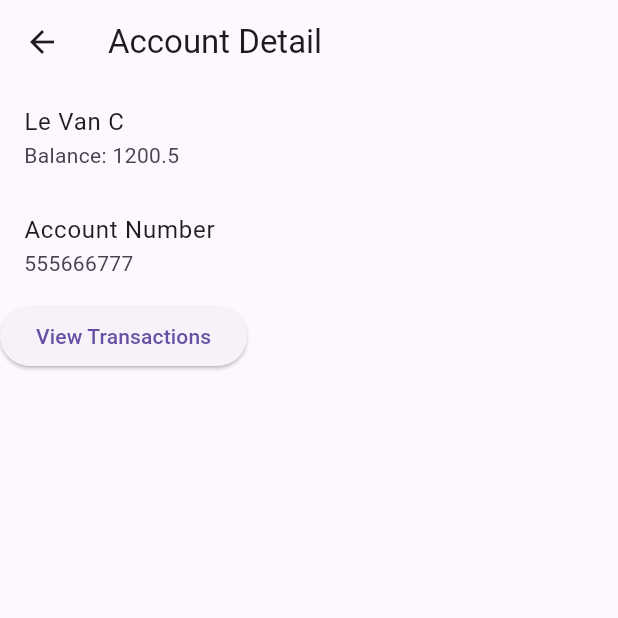
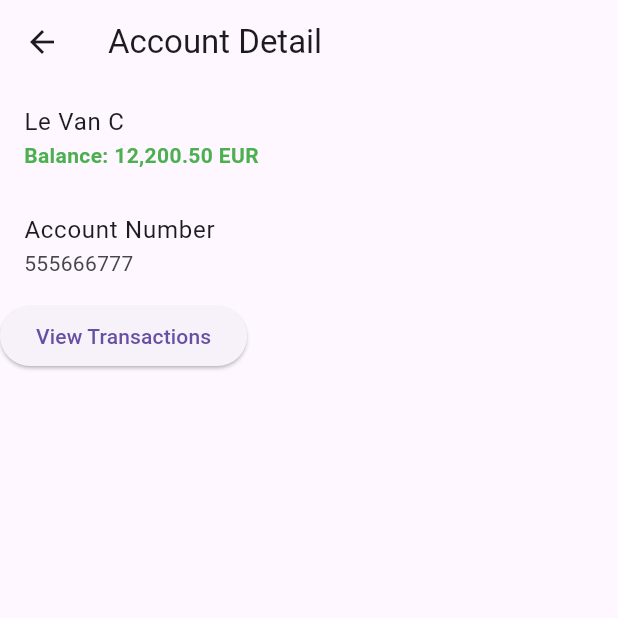
Before and after one commit to ngnam/digital_bank_container, a Flutter app: the AccountDetailScreen screen opened directly with empty values, on a phone screen of 412 x 824 dp, the top half of it. Run offline on Flutter 3.47's test engine with Material 3 defaults, Android fonts, the phone set to English and light mode, and no system bars; our stand-ins replace bloc, dio, flutter_bloc, flutter_secure_storage, get_it, injectable and 2 more; accounts and stored records are empty; generated files the repository leaves out were written again.

Commit message:
fix & update

```diff
--- a/app/lib/features/accounts/data/datasources/account_remote_datasource.dart
+++ b/app/lib/features/accounts/data/datasources/account_remote_datasource.dart
@@ -22,11 +22,11 @@ class MockAccountRemoteDataSource implements AccountRemoteDataSource {
   Future<AccountModel> getAccountDetail(int id, {String? ifNoneMatch, String? ifModifiedSince}) async {
     // Mock chi tiết theo id
     if (id == 1) {
-      return AccountModel(id: 1, accountNumber: '123456789', ownerName: 'Nguyen Van A', currency: 'VND', balance: 1000000, updatedAt: DateTime.now());
+      return AccountModel(id: 1, accountNumber: '123456789', ownerName: 'Nguyen Van A', currency: 'VND', balance: 1000000000, updatedAt: DateTime.now());
     } else if (id == 2) {
-      return AccountModel(id: 2, accountNumber: '987654321', ownerName: 'Tran Thi B', currency: 'USD', balance: 5000, updatedAt: DateTime.now());
+      return AccountModel(id: 2, accountNumber: '987654321', ownerName: 'Tran Thi B', currency: 'USD', balance: 50000, updatedAt: DateTime.now());
     } else {
-      return AccountModel(id: 3, accountNumber: '555666777', ownerName: 'Le Van C', currency: 'EUR', balance: 1200.5, updatedAt: DateTime.now());
+      return AccountModel(id: 3, accountNumber: '555666777', ownerName: 'Le Van C', currency: 'EUR', balance: 12200.5, updatedAt: DateTime.now());
     }
   }
 
--- a/app/lib/features/accounts/presentation/screens/account_detail_screen.dart
+++ b/app/lib/features/accounts/presentation/screens/account_detail_screen.dart
@@ -2,6 +2,7 @@ import 'package:flutter/material.dart';
 import 'package:flutter_bloc/flutter_bloc.dart';
 import '../bloc/account_detail_cubit.dart';
 import '../../domain/usecases/get_account_detail.dart';
+import 'package:intl/intl.dart';
 
 class AccountDetailScreen extends StatelessWidget {
   final int accountId;
@@ -26,7 +27,10 @@ class AccountDetailScreen extends StatelessWidget {
                 children: [
                   ListTile(
                     title: Text(account.ownerName),
-                    subtitle: Text('Balance: ${account.balance ?? 0}'),
+                    subtitle: Text(
+                      'Balance: ${NumberFormat('#,##0.00').format(account.balance ?? 0)}${account.currency == 'VND' ? ' đ' : ' ${account.currency}'}',
+                      style: const TextStyle(fontWeight: FontWeight.bold, color: Colors.green),
+                    ),
                   ),
                   ListTile(
                     title: const Text('Account Number'),
--- a/app/lib/main.dart
+++ b/app/lib/main.dart
@@ -69,7 +69,7 @@
   @override
   void initState() {
     super.initState();
-    _lockService = SessionLockService(timeout: const Duration(minutes: 1))
+    _lockService = SessionLockService(timeout: const Duration(seconds: 30))
       ..onLock = () {
         context.read<AuthCubit>().lockSession();
       };
--- a/app/pubspec.yaml
+++ b/app/pubspec.yaml
@@ -42,6 +42,7 @@ dependencies:
   flutter_secure_storage: ^4.2.1
   local_auth: ^2.3.0
   flutter_bloc: ^9.1.1
+  intl: ^0.18.1
 
 dev_dependencies:
   flutter_test:
```
Also changed, not shown: app/lib/features/accounts/presentation/screens/accounts_nav.dart (+7 -3 lines), 1 other file.
